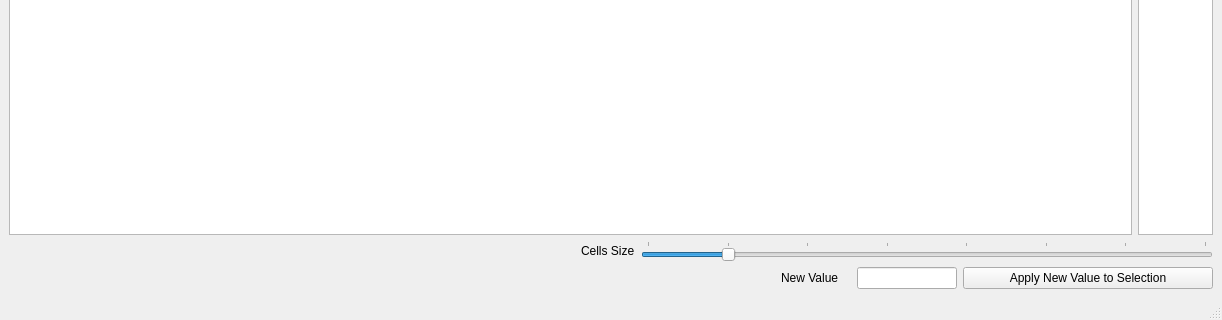
This is designer/ui_fittingSetVariables.ui in ornlneutronimaging/iBeatles as Qt 5 draws it before an edit; both pictures show x 0 to 1222 and y 452 to 772 of the 1222 by 772 pixel window. The edited form follows.
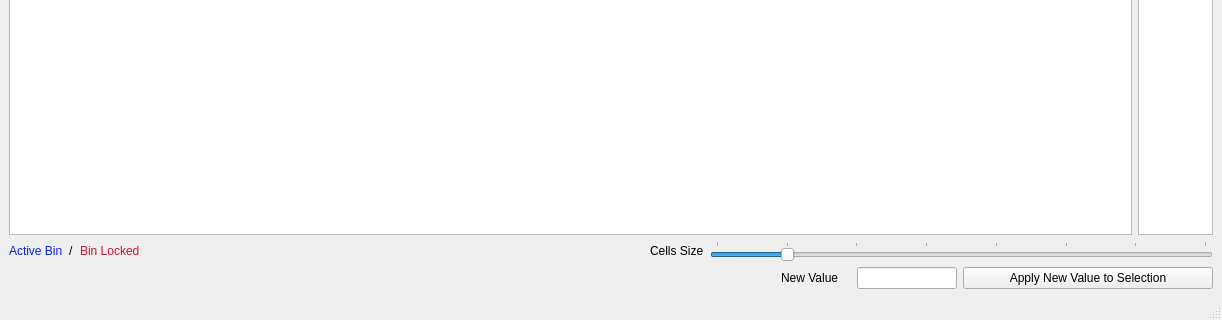
This is the edited form.

Commit message: Added possibility to select bins (activate) from set_variables_fitting window

```diff
--- a/designer/ui_fittingSetVariables.ui
+++ b/designer/ui_fittingSetVariables.ui
@@ -146,6 +146,128 @@
     </item>
     <item>
      <layout class="QHBoxLayout" name="horizontalLayout_5">
+      <item>
+       <widget class="QLabel" name="label_3">
+        <property name="palette">
+         <palette>
+          <active>
+           <colorrole role="WindowText">
+            <brush brushstyle="SolidPattern">
+             <color alpha="255">
+              <red>8</red>
+              <green>35</green>
+              <blue>224</blue>
+             </color>
+            </brush>
+           </colorrole>
+           <colorrole role="Text">
+            <brush brushstyle="SolidPattern">
+             <color alpha="255">
+              <red>5</red>
+              <green>28</green>
+              <blue>209</blue>
+             </color>
+            </brush>
+           </colorrole>
+          </active>
+          <inactive>
+           <colorrole role="WindowText">
+            <brush brushstyle="SolidPattern">
+             <color alpha="255">
+              <red>8</red>
+              <green>35</green>
+              <blue>224</blue>
+             </color>
+            </brush>
+           </colorrole>
+           <colorrole role="Text">
+            <brush brushstyle="SolidPattern">
+             <color alpha="255">
+              <red>5</red>
+              <green>28</green>
+              <blue>209</blue>
+             </color>
+            </brush>
+           </colorrole>
+          </inactive>
+          <disabled>
+           <colorrole role="WindowText">
+            <brush brushstyle="SolidPattern">
+             <color alpha="255">
+              <red>69</red>
+              <green>69</green>
+              <blue>69</blue>
+             </color>
+            </brush>
+           </colorrole>
+           <colorrole role="Text">
+            <brush brushstyle="SolidPattern">
+             <color alpha="255">
+              <red>69</red>
+              <green>69</green>
+              <blue>69</blue>
+             </color>
+            </brush>
+           </colorrole>
+          </disabled>
+         </palette>
+        </property>
+        <property name="text">
+         <string>Active Bin</string>
+        </property>
+       </widget>
+      </item>
+      <item>
+       <widget class="QLabel" name="label_4">
+        <property name="text">
+         <string>/</string>
+        </property>
+       </widget>
+      </item>
+      <item>
+       <widget class="QLabel" name="label_5">
+        <property name="palette">
+         <palette>
+          <active>
+           <colorrole role="WindowText">
+            <brush brushstyle="SolidPattern">
+             <color alpha="255">
+              <red>193</red>
+              <green>22</green>
+              <blue>45</blue>
+             </color>
+            </brush>
+           </colorrole>
+          </active>
+          <inactive>
+           <colorrole role="WindowText">
+            <brush brushstyle="SolidPattern">
+             <color alpha="255">
+              <red>193</red>
+              <green>22</green>
+              <blue>45</blue>
+             </color>
+            </brush>
+           </colorrole>
+          </inactive>
+          <disabled>
+           <colorrole role="WindowText">
+            <brush brushstyle="SolidPattern">
+             <color alpha="255">
+              <red>69</red>
+              <green>69</green>
+              <blue>69</blue>
+             </color>
+            </brush>
+           </colorrole>
+          </disabled>
+         </palette>
+        </property>
+        <property name="text">
+         <string>Bin Locked</string>
+        </property>
+       </widget>
+      </item>
       <item>
        <spacer name="horizontalSpacer_3">
         <property name="orientation">
```
The commit also changes 3 other files.
